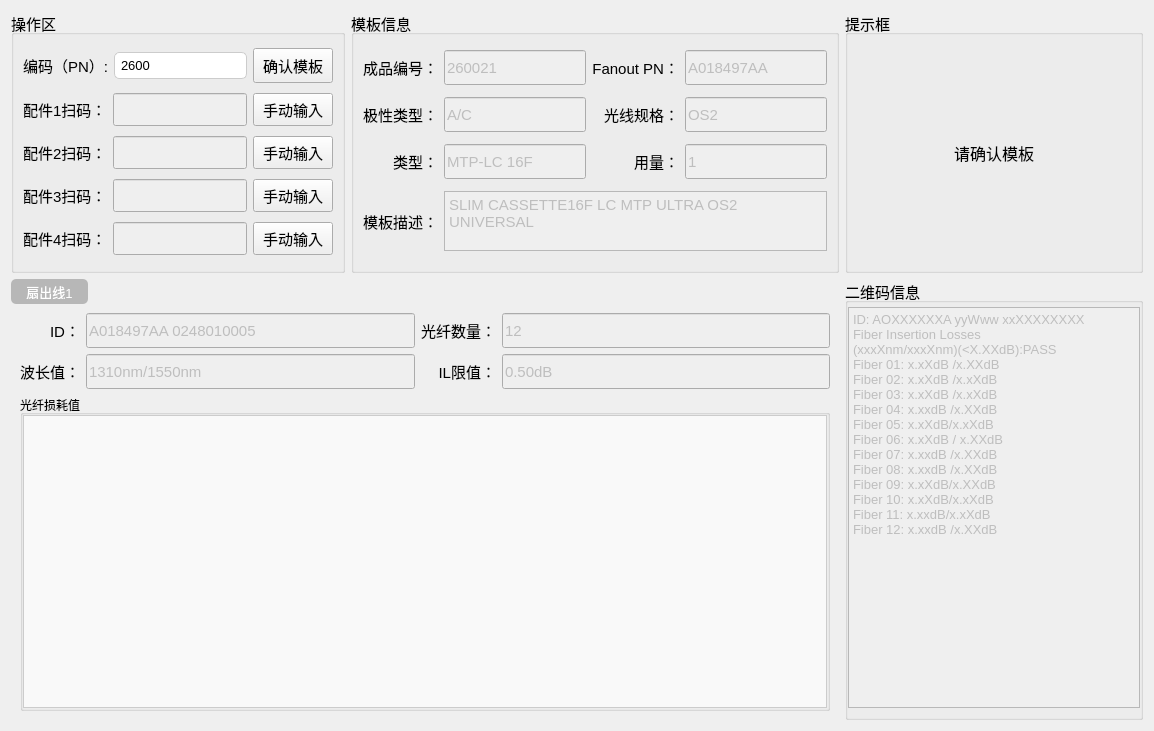
This is FiberBox/homeWid/mainwid.ui in ChinaClever/PM-Tool as Qt 5 draws it before an edit. The edited form follows.
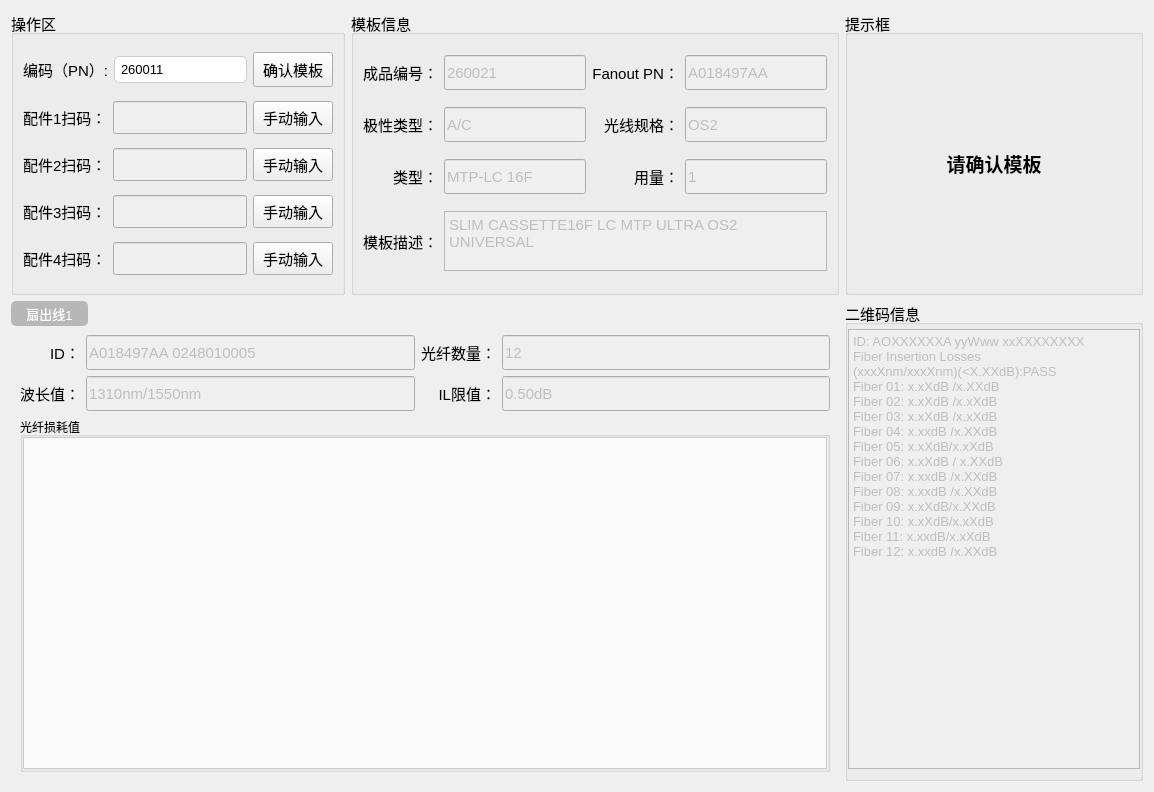
This is the edited form.

```diff
--- a/FiberBox/homeWid/mainwid.ui
+++ b/FiberBox/homeWid/mainwid.ui
@@ -7,7 +7,7 @@
     <x>0</x>
     <y>0</y>
     <width>1154</width>
-    <height>731</height>
+    <height>792</height>
    </rect>
   </property>
   <property name="windowTitle">
@@ -199,7 +199,7 @@
       </string>
           </property>
           <property name="text">
-           <string>2600</string>
+           <string>260011</string>
           </property>
           <property name="placeholderText">
            <string>输入模板号或扫码...</string>
@@ -638,7 +638,7 @@
          </font>
         </property>
         <property name="text">
-         <string>请确认模板</string>
+         <string>&lt;html&gt;&lt;head/&gt;&lt;body&gt;&lt;p&gt;&lt;span style=&quot; font-size:14pt; font-weight:700;&quot;&gt;请确认模板&lt;/span&gt;&lt;/p&gt;&lt;/body&gt;&lt;/html&gt;</string>
         </property>
         <property name="alignment">
          <set>Qt::AlignCenter</set>
@@ -650,10 +650,13 @@
    </item>
    <item row="1" column="0" colspan="2">
     <widget class="QTabWidget" name="tabWidget">
+     <property name="enabled">
+      <bool>true</bool>
+     </property>
      <property name="minimumSize">
       <size>
        <width>0</width>
-       <height>441</height>
+       <height>480</height>
       </size>
      </property>
      <property name="font">
```
Left out of the diff: 4 changed lines with no effect on the pictures.
